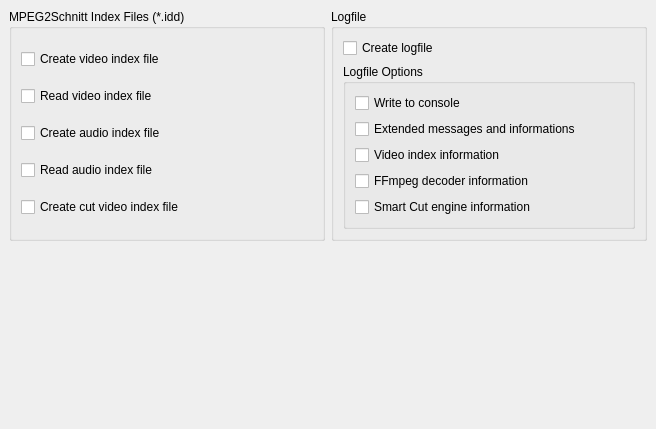
The window that ui/ttcutsettingsfiles.ui (MINIXJR/TTCut-ng) describes before a commit, drawn with Qt 5.
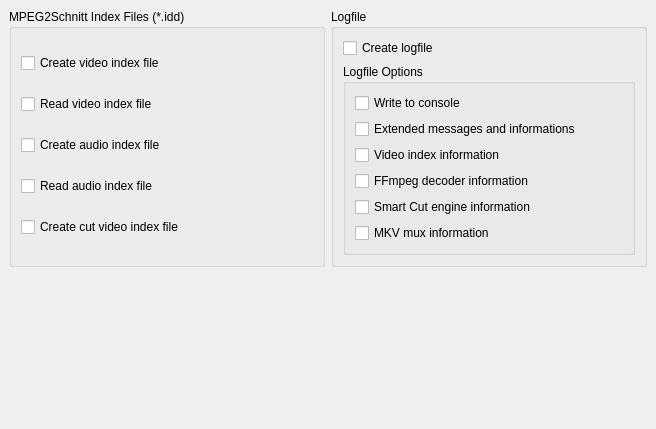
The same window after the commit.

Patch:
```diff
--- a/ui/ttcutsettingsfiles.ui
+++ b/ui/ttcutsettingsfiles.ui
@@ -172,6 +172,13 @@
            </property>
           </widget>
          </item>
+         <item row="5" column="0" >
+          <widget class="QCheckBox" name="cbLogPlusMkvMux" >
+           <property name="text" >
+            <string>MKV mux information</string>
+           </property>
+          </widget>
+         </item>
          <item row="1" column="0" >
           <widget class="QCheckBox" name="cbLogExtended" >
            <property name="text" >
```
